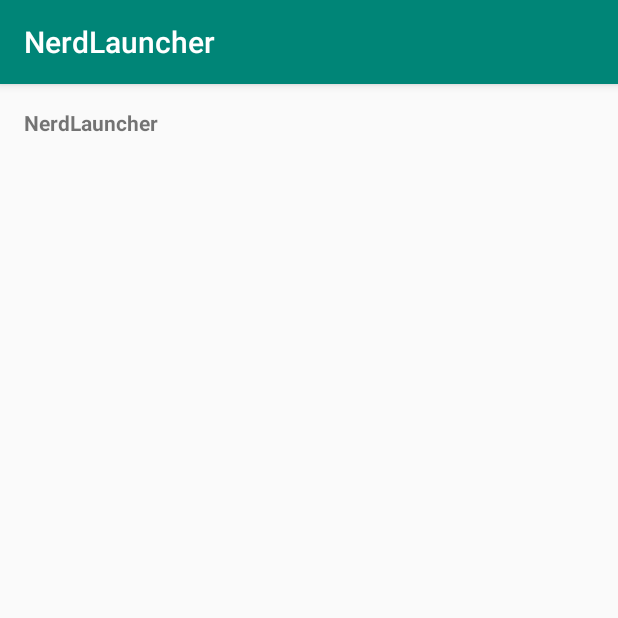
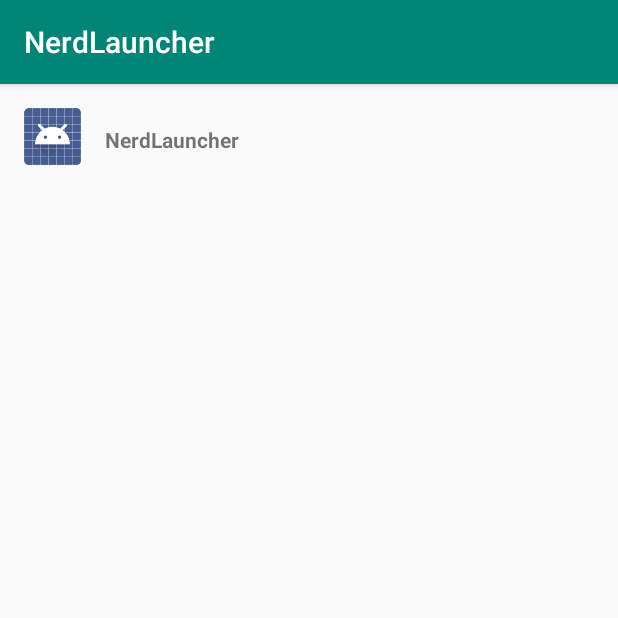
Before and after one commit to BakPeter/NerdLauncher, an Android app: the screen it shows after launch (NerdLauncherActivity), on a phone screen of 412 x 824 dp, the top half of it. Run offline under Robolectric (Android 15) with nearby library versions, the phone set to English and light mode, and no system bars.

Commit message:
add icon

```diff
--- a/app/src/main/java/com/bigenrdranch/anroid/nerdlauncher/NerdLauncherFragment.java
+++ b/app/src/main/java/com/bigenrdranch/anroid/nerdlauncher/NerdLauncherFragment.java
@@ -9,6 +9,8 @@ import android.util.Log;
 import android.view.LayoutInflater;
 import android.view.View;
 import android.view.ViewGroup;
+import android.widget.ImageView;
+import android.widget.LinearLayout;
 import android.widget.TextView;
 
 import androidx.annotation.NonNull;
@@ -69,17 +71,26 @@ public class NerdLauncherFragment extends Fragment {
     private class ActivityHolder extends RecyclerView.ViewHolder
             implements View.OnClickListener {
         private ResolveInfo mResolveInfo;
+        private LinearLayout mItemListContainer;
+        private ImageView mIconImageView;
         private TextView mNameTextView;
 
         public ActivityHolder(@NonNull View itemView) {
             super(itemView);
-            mNameTextView = (TextView) itemView;
+            mItemListContainer = (LinearLayout) itemView;
+            mIconImageView = mItemListContainer.findViewById(R.id.image_view_icon_shower);
+
+            mNameTextView = mItemListContainer.findViewById(R.id.text_view_app_name_shower);
             mNameTextView.setOnClickListener(this);
         }
 
         public void bindActivity(ResolveInfo resolveInfo) {
             mResolveInfo = resolveInfo;
             PackageManager pm = getActivity().getPackageManager();
+
+            mIconImageView.setImageDrawable(mResolveInfo.loadIcon(pm));
+            mIconImageView.setOnClickListener(this);
+
             String appName = mResolveInfo.loadLabel(pm).toString();
             mNameTextView.setText(appName);
         }
--- a/app/src/main/res/layout/simple_list_item_1.xml
+++ b/app/src/main/res/layout/simple_list_item_1.xml
@@ -1,8 +1,22 @@
 <?xml version="1.0" encoding="utf-8"?>
-<TextView xmlns:android="http://schemas.android.com/apk/res/android"
+<LinearLayout xmlns:android="http://schemas.android.com/apk/res/android"
+    android:id="@+id/list_item_container"
     android:layout_width="match_parent"
     android:layout_height="wrap_content"
-    android:padding="16dp"
-    android:textStyle="bold">
+    android:orientation="horizontal">
 
-</TextView>
+    <ImageView
+        android:id="@+id/image_view_icon_shower"
+        android:layout_width="70dp"
+        android:layout_height="70dp"
+        android:padding="16dp"/>
+
+    <TextView
+        android:id="@+id/text_view_app_name_shower"
+        android:layout_width="match_parent"
+        android:layout_height="wrap_content"
+        android:paddingTop="27dp"
+        android:textStyle="bold">
+
+    </TextView>
+</LinearLayout>
```
